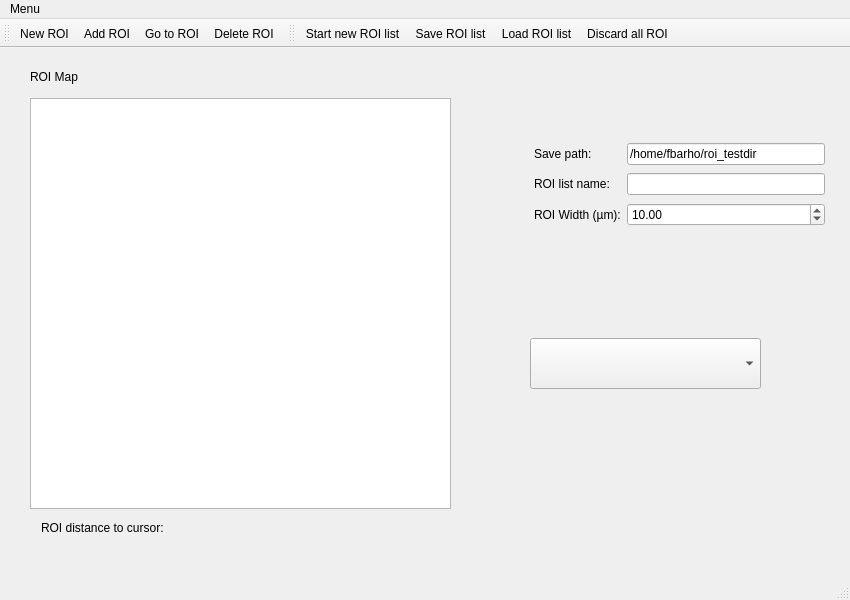
Old version of the form gui/ROI/ui_roi_gui.ui in the repository fbarho/qudi-cbs.
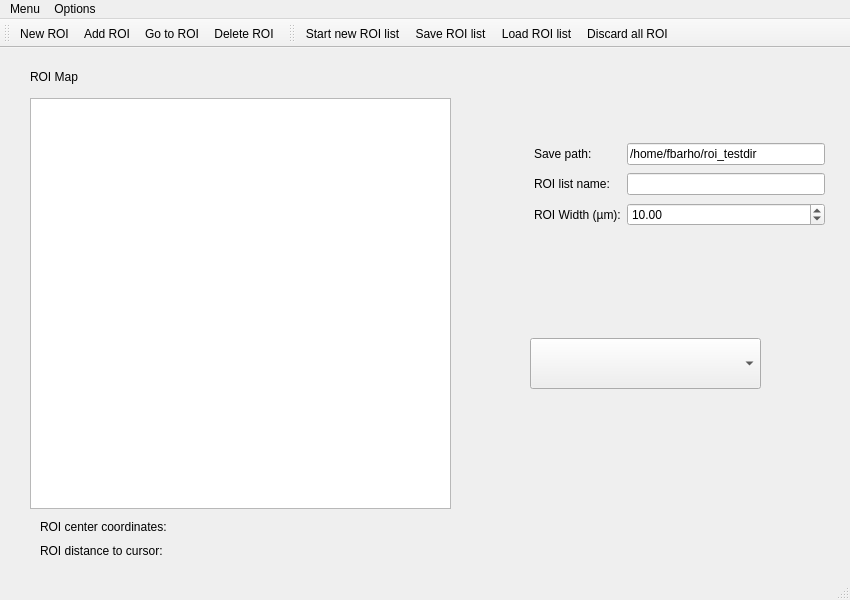
New version of the form. Custom widgets are drawn as their Qt base class.

Commit message: added creation of mosaic

Patch:
```diff
--- a/gui/ROI/ui_roi_gui.ui
+++ b/gui/ROI/ui_roi_gui.ui
@@ -37,32 +37,6 @@
      <string>ROI Map</string>
     </property>
    </widget>
-   <widget class="QLabel" name="roi_distance_Label">
-    <property name="geometry">
-     <rect>
-      <x>200</x>
-      <y>470</y>
-      <width>271</width>
-      <height>20</height>
-     </rect>
-    </property>
-    <property name="text">
-     <string/>
-    </property>
-   </widget>
-   <widget class="QLabel" name="label_6">
-    <property name="geometry">
-     <rect>
-      <x>41</x>
-      <y>471</y>
-      <width>153</width>
-      <height>17</height>
-     </rect>
-    </property>
-    <property name="text">
-     <string>ROI distance to cursor: </string>
-    </property>
-   </widget>
    <widget class="QComboBox" name="active_roi_ComboBox">
     <property name="geometry">
      <rect>
@@ -73,7 +47,7 @@
      </rect>
     </property>
    </widget>
-   <widget class="QWidget" name="">
+   <widget class="QWidget" name="layoutWidget">
     <property name="geometry">
      <rect>
       <x>534</x>
@@ -129,6 +103,46 @@
      </item>
     </layout>
    </widget>
+   <widget class="QWidget" name="layoutWidget">
+    <property name="geometry">
+     <rect>
+      <x>40</x>
+      <y>470</y>
+      <width>471</width>
+      <height>42</height>
+     </rect>
+    </property>
+    <layout class="QGridLayout" name="gridLayout_2">
+     <item row="0" column="0">
+      <widget class="QLabel" name="label_5">
+       <property name="text">
+        <string>ROI center coordinates:</string>
+       </property>
+      </widget>
+     </item>
+     <item row="0" column="1">
+      <widget class="QLabel" name="roi_coords_label">
+       <property name="text">
+        <string/>
+       </property>
+      </widget>
+     </item>
+     <item row="1" column="0">
+      <widget class="QLabel" name="label_6">
+       <property name="text">
+        <string>ROI distance to cursor: </string>
+       </property>
+      </widget>
+     </item>
+     <item row="1" column="1">
+      <widget class="QLabel" name="roi_distance_Label">
+       <property name="text">
+        <string/>
+       </property>
+      </widget>
+     </item>
+    </layout>
+   </widget>
   </widget>
   <widget class="QMenuBar" name="menubar">
    <property name="geometry">
@@ -144,7 +158,14 @@
      <string>Menu</string>
     </property>
    </widget>
+   <widget class="QMenu" name="menuOptions">
+    <property name="title">
+     <string>Options</string>
+    </property>
+    <addaction name="mosaic_scan_MenuAction"/>
+   </widget>
    <addaction name="menuMenu"/>
+   <addaction name="menuOptions"/>
   </widget>
   <widget class="QStatusBar" name="statusbar"/>
   <widget class="QToolBar" name="toolBar">
```
Left out of the diff: 8 changed lines with no effect on the pictures. The commit also changes 2 other files.
